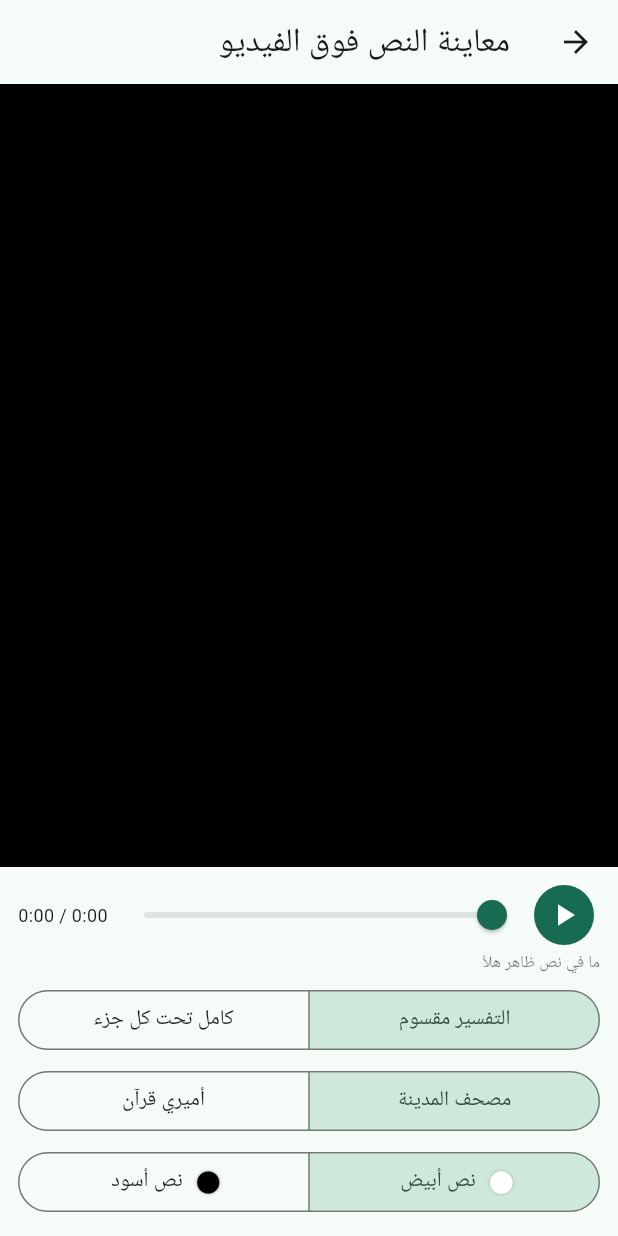
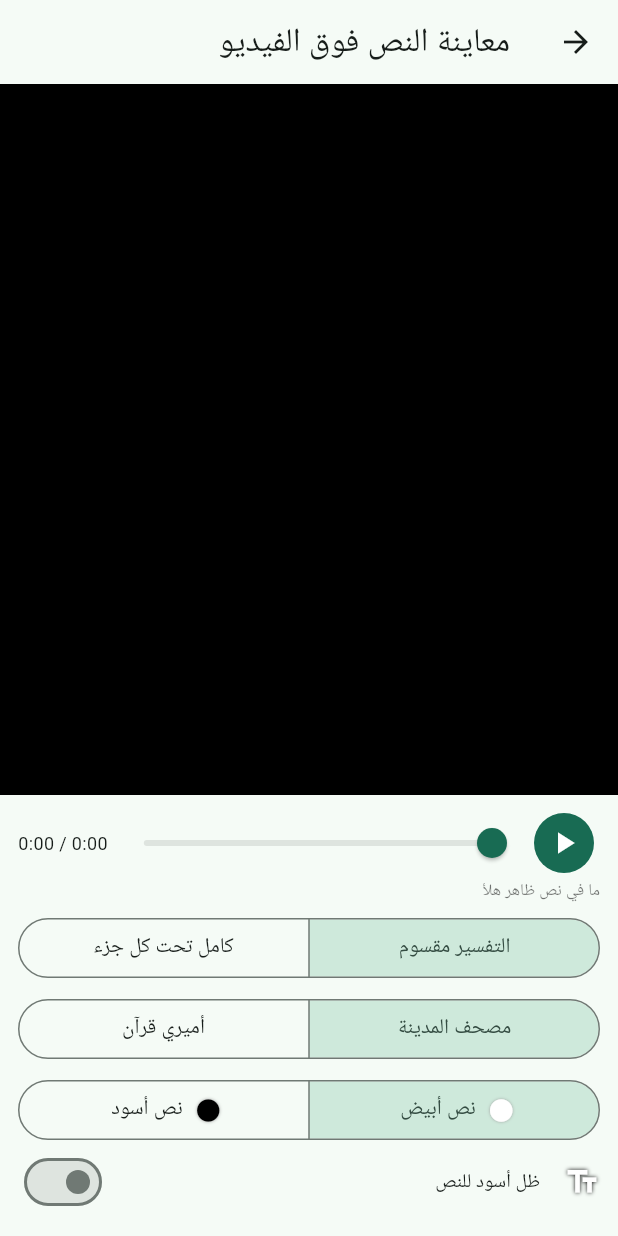
Before and after one commit to a-n-a2s/quran-dub-android, a Flutter app: the OverlayPreviewScreen screen opened directly with empty values, on a phone screen of 412 x 824 dp. Run offline on Flutter 3.47's test engine with Material 3 defaults, Android fonts, the phone set to English and light mode, and no system bars; our stand-ins replace sqflite, video_player; missing offline and left inert: sherpa_onnx; accounts and stored records are empty; network calls fail.

Commit message:
ظل اختياري للنص بلون عكسه (نص أبيض → ظل أسود، نص أسود → ظل أبيض)
المستخدم بيشغّله أو بيطفيه من المعاينة؛ الافتراضي بدون ظل زي المرجع.
مقاسات الظل نسبية من أقصر ضلع (نفس الشكل بكل الأبعاد والتصدير).

Co-Authored-By: Claude Opus 5.5 <noreply@anthropic.com>
Claude-Session: https://claude.ai/code/session_01SFumZzwp2nYBgg4t9614NH

```diff
--- a/lib/screens/overlay_preview_screen.dart
+++ b/lib/screens/overlay_preview_screen.dart
@@ -57,6 +57,10 @@ class _OverlayPreviewScreenState extends State<OverlayPreviewScreen>
 
   /// ملاحظة قصيرة لما اللون انختار تلقائياً.
   String? _colorNote;
+
+  /// ظل للنص بلون عكسه (نص أبيض → ظل أسود، ونص أسود → ظل أبيض). المستخدم
+  /// بيقرر (طلب أنس).
+  bool _shadow = false;
   String? _error;
   bool _ready = false;
 
@@ -204,6 +208,7 @@ class _OverlayPreviewScreenState extends State<OverlayPreviewScreen>
                         tafsirMode: _tafsirMode,
                         font: _font,
                         color: _color,
+                        shadow: _shadow,
                       ),
                     ),
                   ],
@@ -212,7 +217,11 @@ class _OverlayPreviewScreenState extends State<OverlayPreviewScreen>
             ),
           ),
         ),
-        _Controls(
+        // الأزرار بتاخد لحد 45% من الشاشة وبتنسحب (الجوالات الصغيرة).
+        ConstrainedBox(
+          constraints: BoxConstraints(
+              maxHeight: MediaQuery.sizeOf(context).height * 0.45),
+          child: _Controls(
           playing: master.value.isPlaying,
           position: pos,
           duration: dur,
@@ -229,9 +238,12 @@ class _OverlayPreviewScreenState extends State<OverlayPreviewScreen>
             _colorTouched = true;
             _colorNote = null;
           }),
+          shadow: _shadow,
+          onShadow: (v) => setState(() => _shadow = v),
           usingExternalAudio: _audio != null,
           timeListenable: _time,
           timeline: _timeline,
+        ),
         ),
       ],
     );
@@ -251,6 +263,8 @@ class _Controls extends StatelessWidget {
   final OverlayTextColor color;
   final String? colorNote;
   final ValueChanged<OverlayTextColor> onColor;
+  final bool shadow;
+  final ValueChanged<bool> onShadow;
   final bool usingExternalAudio;
   final ValueListenable<double> timeListenable;
   final OverlayTimeline timeline;
@@ -268,6 +282,8 @@ class _Controls extends StatelessWidget {
     required this.color,
     required this.colorNote,
     required this.onColor,
+    required this.shadow,
+    required this.onShadow,
     required this.usingExternalAudio,
     required this.timeListenable,
     required this.timeline,
@@ -284,7 +300,7 @@ class _Controls extends StatelessWidget {
     final maxMs = duration.inMilliseconds.toDouble();
     return SafeArea(
       top: false,
-      child: Padding(
+      child: SingleChildScrollView(
         padding: const EdgeInsets.fromLTRB(12, 8, 12, 12),
         child: Column(
           mainAxisSize: MainAxisSize.min,
@@ -373,6 +389,18 @@ class _Controls extends StatelessWidget {
                 child: Text(colorNote!,
                     style: const TextStyle(fontSize: 11, color: Colors.black54)),
               ),
+            // ظل بلون عكس النص (أسود للنص الأبيض، أبيض للنص الأسود).
+            SwitchListTile(
+              dense: true,
+              contentPadding: EdgeInsets.zero,
+              value: shadow,
+              onChanged: onShadow,
+              title: Text(
+                  'ظل ${color == OverlayTextColor.white ? 'أسود' : 'أبيض'} للنص'),
+              secondary: Icon(Icons.text_fields,
+                  color: color.text,
+                  shadows: [Shadow(color: color.shadow, blurRadius: 3)]),
+            ),
           ],
         ),
       ),
```
Also changed, not shown: lib/overlay/overlay_frame.dart (+52 -5 lines), lib/overlay/overlay_metrics.dart (+10 -0 lines), 1 other file.
